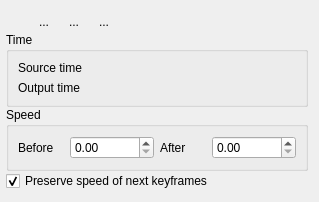
Qt form src/ui/timeremap_ui.ui (KDE/kdenlive) before a commit.
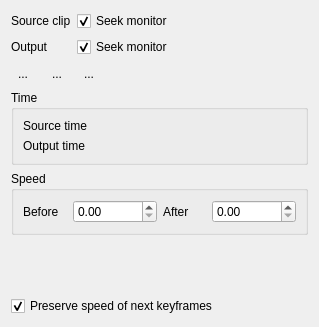
The same form after that commit. Icons and pictures are not drawn.

The edit to the form file:
```diff
--- a/src/ui/timeremap_ui.ui
+++ b/src/ui/timeremap_ui.ui
@@ -7,23 +7,65 @@
     <x>0</x>
     <y>0</y>
     <width>319</width>
-    <height>200</height>
+    <height>327</height>
    </rect>
   </property>
   <property name="windowTitle">
    <string>Form</string>
   </property>
   <layout class="QGridLayout" name="gridLayout_2">
-   <property name="leftMargin">
-    <number>6</number>
-   </property>
-   <property name="verticalSpacing">
-    <number>0</number>
-   </property>
-   <item row="0" column="0" colspan="5">
+   <item row="0" column="0" colspan="2">
+    <widget class="QLabel" name="label_6">
+     <property name="text">
+      <string>Source clip</string>
+     </property>
+    </widget>
+   </item>
+   <item row="0" column="2" colspan="2">
+    <widget class="QCheckBox" name="source_seek">
+     <property name="text">
+      <string>Seek monitor</string>
+     </property>
+     <property name="checked">
+      <bool>true</bool>
+     </property>
+    </widget>
+   </item>
+   <item row="1" column="0" colspan="4">
     <layout class="QVBoxLayout" name="remapLayout"/>
    </item>
-   <item row="1" column="2">
+   <item row="2" column="0" colspan="2">
+    <widget class="QLabel" name="label_5">
+     <property name="text">
+      <string>Output</string>
+     </property>
+    </widget>
+   </item>
+   <item row="2" column="2" colspan="2">
+    <widget class="QCheckBox" name="output_seek">
+     <property name="text">
+      <string>Seek monitor</string>
+     </property>
+     <property name="checked">
+      <bool>true</bool>
+     </property>
+    </widget>
+   </item>
+   <item row="3" column="0">
+    <widget class="QToolButton" name="button_prev">
+     <property name="text">
+      <string>...</string>
+     </property>
+     <property name="icon">
+      <iconset theme="go-previous">
+       <normaloff>../../../../.designer/backup</normaloff>../../../../.designer/backup</iconset>
+     </property>
+     <property name="autoRaise">
+      <bool>true</bool>
+     </property>
+    </widget>
+   </item>
+   <item row="3" column="1">
     <widget class="QToolButton" name="button_next">
      <property name="text">
       <string>...</string>
@@ -37,7 +79,21 @@
      </property>
     </widget>
    </item>
-   <item row="1" column="4">
+   <item row="3" column="2">
+    <widget class="QToolButton" name="button_add">
+     <property name="text">
+      <string>...</string>
+     </property>
+     <property name="icon">
+      <iconset theme="list-add">
+       <normaloff>../../../../.designer/backup</normaloff>../../../../.designer/backup</iconset>
+     </property>
+     <property name="autoRaise">
+      <bool>true</bool>
+     </property>
+    </widget>
+   </item>
+   <item row="3" column="3">
     <spacer name="horizontalSpacer">
      <property name="orientation">
       <enum>Qt::Horizontal</enum>
@@ -50,7 +106,7 @@
      </property>
     </spacer>
    </item>
-   <item row="2" column="0" colspan="5">
+   <item row="4" column="0" colspan="4">
     <widget class="QGroupBox" name="time_box">
      <property name="title">
       <string>Time</string>
@@ -79,48 +135,7 @@
      </layout>
     </widget>
    </item>
-   <item row="1" column="1">
-    <widget class="QToolButton" name="button_prev">
-     <property name="text">
-      <string>...</string>
-     </property>
-     <property name="icon">
-      <iconset theme="go-previous">
-       <normaloff>../../../../.designer/backup</normaloff>../../../../.designer/backup</iconset>
-     </property>
-     <property name="autoRaise">
-      <bool>true</bool>
-     </property>
-    </widget>
-   </item>
-   <item row="1" column="3">
-    <widget class="QToolButton" name="button_add">
-     <property name="text">
-      <string>...</string>
-     </property>
-     <property name="icon">
-      <iconset theme="list-add">
-       <normaloff>../../../../.designer/backup</normaloff>../../../../.designer/backup</iconset>
-     </property>
-     <property name="autoRaise">
-      <bool>true</bool>
-     </property>
-    </widget>
-   </item>
-   <item row="4" column="0">
-    <spacer name="verticalSpacer">
-     <property name="orientation">
-      <enum>Qt::Vertical</enum>
-     </property>
-     <property name="sizeHint" stdset="0">
-      <size>
-       <width>20</width>
-       <height>39</height>
-      </size>
-     </property>
-    </spacer>
-   </item>
-   <item row="3" column="0" colspan="5">
+   <item row="5" column="0" colspan="4">
     <widget class="QGroupBox" name="speed_box">
      <property name="title">
       <string>Speed</string>
@@ -157,7 +172,20 @@
      </layout>
     </widget>
    </item>
-   <item row="5" column="0" colspan="5">
+   <item row="6" column="0">
+    <spacer name="verticalSpacer">
+     <property name="orientation">
+      <enum>Qt::Vertical</enum>
+     </property>
+     <property name="sizeHint" stdset="0">
+      <size>
+       <width>20</width>
+       <height>39</height>
+      </size>
+     </property>
+    </spacer>
+   </item>
+   <item row="7" column="0" colspan="4">
     <widget class="QCheckBox" name="move_next">
      <property name="text">
       <string>Preserve speed of next keyframes</string>
```
